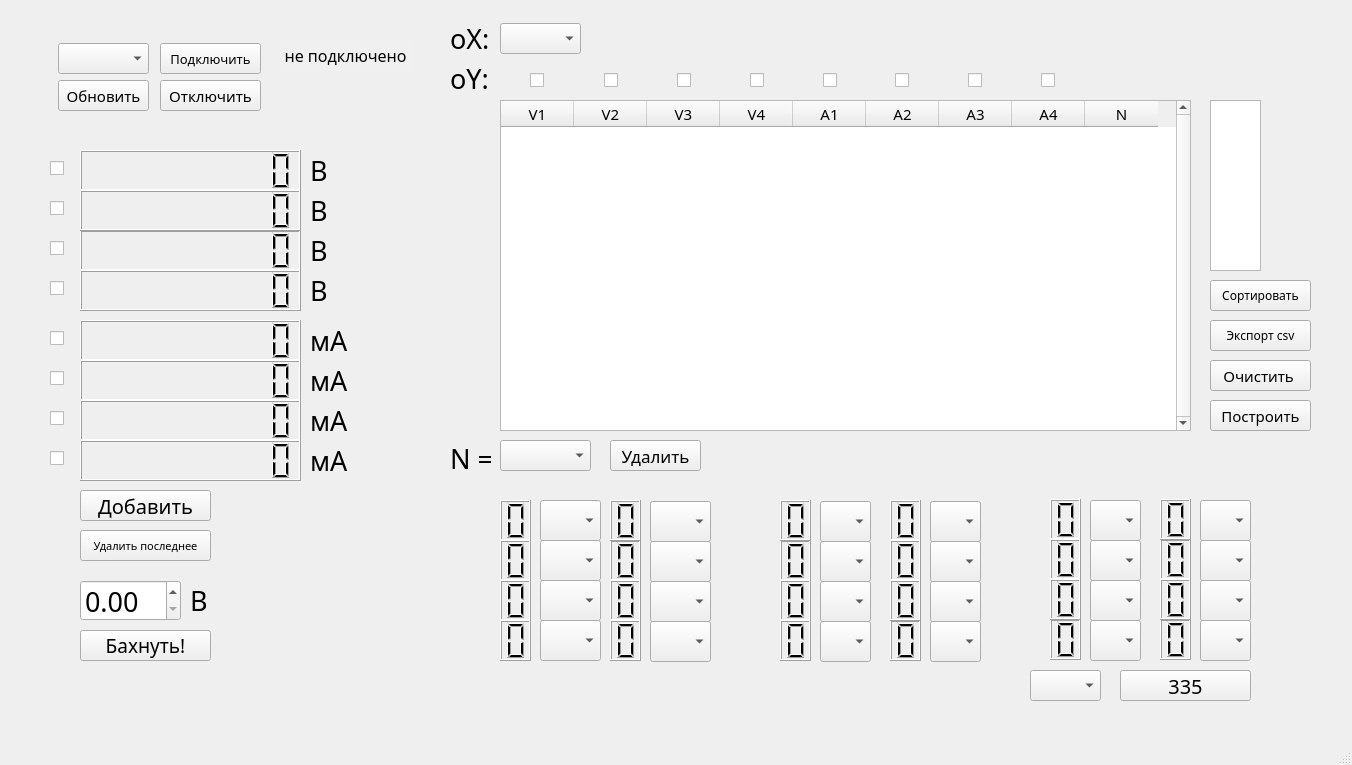
Qt form interface.ui (KejLater/lab_stand) before a commit.
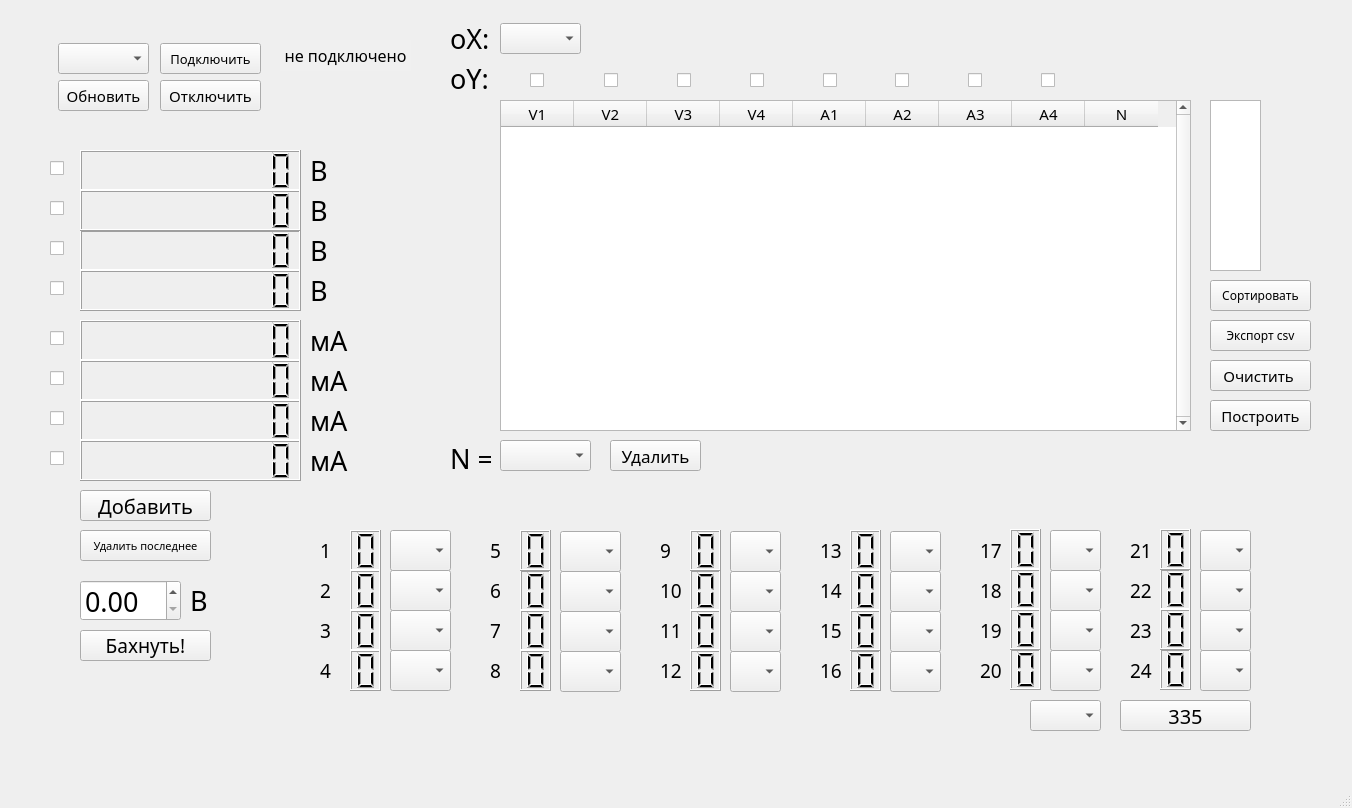
The same form after that commit.

```diff
--- a/interface.ui
+++ b/interface.ui
@@ -7,7 +7,7 @@
     <x>0</x>
     <y>0</y>
     <width>1352</width>
-    <height>765</height>
+    <height>808</height>
    </rect>
   </property>
   <property name="sizePolicy">
@@ -1681,8 +1681,8 @@
    <widget class="QLCDNumber" name="lcd_io_0">
     <property name="geometry">
      <rect>
-      <x>500</x>
-      <y>500</y>
+      <x>350</x>
+      <y>530</y>
       <width>31</width>
       <height>41</height>
      </rect>
@@ -1704,8 +1704,8 @@
    <widget class="QLCDNumber" name="lcd_io_1">
     <property name="geometry">
      <rect>
-      <x>500</x>
-      <y>540</y>
+      <x>350</x>
+      <y>570</y>
       <width>31</width>
       <height>41</height>
      </rect>
@@ -1727,8 +1727,8 @@
    <widget class="QLCDNumber" name="lcd_io_2">
     <property name="geometry">
      <rect>
-      <x>500</x>
-      <y>580</y>
+      <x>350</x>
+      <y>610</y>
       <width>31</width>
       <height>41</height>
      </rect>
@@ -1750,8 +1750,8 @@
    <widget class="QLCDNumber" name="lcd_io_3">
     <property name="geometry">
      <rect>
-      <x>500</x>
-      <y>620</y>
+      <x>350</x>
+      <y>650</y>
       <width>31</width>
       <height>41</height>
      </rect>
@@ -1774,7 +1774,7 @@
     <property name="geometry">
      <rect>
       <x>1120</x>
-      <y>670</y>
+      <y>700</y>
       <width>131</width>
       <height>31</height>
      </rect>
@@ -1793,8 +1793,8 @@
    <widget class="QComboBox" name="io_0_list">
     <property name="geometry">
      <rect>
-      <x>540</x>
-      <y>500</y>
+      <x>390</x>
+      <y>530</y>
       <width>61</width>
       <height>41</height>
      </rect>
@@ -1810,8 +1810,8 @@
    <widget class="QComboBox" name="io_1_list">
     <property name="geometry">
      <rect>
-      <x>540</x>
-      <y>540</y>
+      <x>390</x>
+      <y>570</y>
       <width>61</width>
       <height>41</height>
      </rect>
@@ -1827,8 +1827,8 @@
    <widget class="QComboBox" name="io_2_list">
     <property name="geometry">
      <rect>
-      <x>540</x>
-      <y>580</y>
+      <x>390</x>
+      <y>610</y>
       <width>61</width>
       <height>41</height>
      </rect>
@@ -1844,8 +1844,8 @@
    <widget class="QComboBox" name="io_3_list">
     <property name="geometry">
      <rect>
-      <x>540</x>
-      <y>620</y>
+      <x>390</x>
+      <y>650</y>
       <width>61</width>
       <height>41</height>
      </rect>
@@ -1861,8 +1861,8 @@
    <widget class="QLCDNumber" name="lcd_io_5">
     <property name="geometry">
      <rect>
-      <x>610</x>
-      <y>540</y>
+      <x>520</x>
+      <y>570</y>
       <width>31</width>
       <height>41</height>
      </rect>
@@ -1884,8 +1884,8 @@
    <widget class="QLCDNumber" name="lcd_io_4">
     <property name="geometry">
      <rect>
-      <x>610</x>
-      <y>500</y>
+      <x>520</x>
+      <y>530</y>
       <width>31</width>
       <height>41</height>
      </rect>
@@ -1907,8 +1907,8 @@
    <widget class="QLCDNumber" name="lcd_io_6">
     <property name="geometry">
      <rect>
-      <x>610</x>
-      <y>580</y>
+      <x>520</x>
+      <y>610</y>
       <width>31</width>
       <height>41</height>
      </rect>
@@ -1930,8 +1930,8 @@
    <widget class="QComboBox" name="io_5_list">
     <property name="geometry">
      <rect>
-      <x>650</x>
-      <y>541</y>
+      <x>560</x>
+      <y>571</y>
       <width>61</width>
       <height>41</height>
      </rect>
@@ -1947,8 +1947,8 @@
    <widget class="QComboBox" name="io_4_list">
     <property name="geometry">
      <rect>
-      <x>650</x>
-      <y>501</y>
+      <x>560</x>
+      <y>531</y>
       <width>61</width>
       <height>41</height>
      </rect>
@@ -1964,8 +1964,8 @@
    <widget class="QComboBox" name="io_6_list">
     <property name="geometry">
      <rect>
-      <x>650</x>
-      <y>581</y>
+      <x>560</x>
+      <y>611</y>
       <width>61</width>
       <height>41</height>
      </rect>
@@ -1981,8 +1981,8 @@
    <widget class="QLCDNumber" name="lcd_io_7">
     <property name="geometry">
      <rect>
-      <x>610</x>
-      <y>620</y>
+      <x>520</x>
+      <y>650</y>
       <width>31</width>
       <height>41</height>
      </rect>
@@ -2004,8 +2004,8 @@
    <widget class="QComboBox" name="io_7_list">
     <property name="geometry">
      <rect>
-      <x>650</x>
-      <y>621</y>
+      <x>560</x>
+      <y>651</y>
       <width>61</width>
       <height>41</height>
      </rect>
@@ -2021,8 +2021,8 @@
    <widget class="QLCDNumber" name="lcd_io_12">
     <property name="geometry">
      <rect>
-      <x>890</x>
-      <y>500</y>
+      <x>850</x>
+      <y>530</y>
       <width>31</width>
       <height>41</height>
      </rect>
@@ -2044,8 +2044,8 @@
    <widget class="QLCDNumber" name="lcd_io_9">
     <property name="geometry">
      <rect>
-      <x>780</x>
-      <y>540</y>
+      <x>690</x>
+      <y>570</y>
       <width>31</width>
       <height>41</height>
      </rect>
@@ -2067,8 +2067,8 @@
    <widget class="QLCDNumber" name="lcd_io_13">
     <property name="geometry">
      <rect>
-      <x>890</x>
-      <y>540</y>
+      <x>850</x>
+      <y>570</y>
       <width>31</width>
       <height>41</height>
      </rect>
@@ -2090,8 +2090,8 @@
    <widget class="QLCDNumber" name="lcd_io_8">
     <property name="geometry">
      <rect>
-      <x>780</x>
-      <y>500</y>
+      <x>690</x>
+      <y>530</y>
       <width>31</width>
       <height>41</height>
      </rect>
@@ -2113,8 +2113,8 @@
    <widget class="QComboBox" name="io_12_list">
     <property name="geometry">
      <rect>
-      <x>930</x>
-      <y>501</y>
+      <x>890</x>
+      <y>531</y>
       <width>51</width>
       <height>41</height>
      </rect>
@@ -2130,8 +2130,8 @@
    <widget class="QLCDNumber" name="lcd_io_15">
     <property name="geometry">
      <rect>
-      <x>890</x>
-      <y>620</y>
+      <x>850</x>
+      <y>650</y>
       <width>31</width>
       <height>41</height>
      </rect>
@@ -2153,8 +2153,8 @@
    <widget class="QLCDNumber" name="lcd_io_10">
     <property name="geometry">
      <rect>
-      <x>780</x>
-      <y>580</y>
+      <x>690</x>
+      <y>610</y>
       <width>31</width>
       <height>41</height>
      </rect>
@@ -2176,8 +2176,8 @@
    <widget class="QComboBox" name="io_9_list">
     <property name="geometry">
      <rect>
-      <x>820</x>
-      <y>541</y>
+      <x>730</x>
+      <y>571</y>
       <width>51</width>
       <height>41</height>
      </rect>
@@ -2193,8 +2193,8 @@
    <widget class="QComboBox" name="io_13_list">
     <property name="geometry">
      <rect>
-      <x>930</x>
-      <y>541</y>
+      <x>890</x>
+      <y>571</y>
       <width>51</width>
       <height>41</height>
      </rect>
@@ -2210,8 +2210,8 @@
    <widget class="QComboBox" name="io_15_list">
     <property name="geometry">
      <rect>
-      <x>930</x>
-      <y>621</y>
+      <x>890</x>
+      <y>651</y>
       <width>51</width>
       <height>41</height>
      </rect>
@@ -2227,8 +2227,8 @@
    <widget class="QComboBox" name="io_8_list">
     <property name="geometry">
      <rect>
-      <x>820</x>
-      <y>501</y>
+      <x>730</x>
+      <y>531</y>
       <width>51</width>
       <height>41</height>
      </rect>
@@ -2244,8 +2244,8 @@
    <widget class="QComboBox" name="io_10_list">
     <property name="geometry">
      <rect>
-      <x>820</x>
-      <y>581</y>
+      <x>730</x>
+      <y>611</y>
       <width>51</width>
       <height>41</height>
      </rect>
@@ -2261,8 +2261,8 @@
    <widget class="QLCDNumber" name="lcd_io_11">
     <property name="geometry">
      <rect>
-      <x>780</x>
-      <y>620</y>
+      <x>690</x>
+      <y>650</y>
       <width>31</width>
       <height>41</height>
      </rect>
@@ -2284,8 +2284,8 @@
    <widget class="QComboBox" name="io_11_list">
     <property name="geometry">
      <rect>
-      <x>820</x>
-      <y>621</y>
+      <x>730</x>
+      <y>651</y>
       <width>51</width>
       <height>41</height>
      </rect>
@@ -2301,8 +2301,8 @@
    <widget class="QComboBox" name="io_14_list">
     <property name="geometry">
      <rect>
-      <x>930</x>
-      <y>581</y>
+      <x>890</x>
+      <y>611</y>
       <width>51</width>
       <height>41</height>
      </rect>
@@ -2318,8 +2318,8 @@
    <widget class="QLCDNumber" name="lcd_io_14">
     <property name="geometry">
      <rect>
-      <x>890</x>
-      <y>580</y>
+      <x>850</x>
+      <y>610</y>
       <width>31</width>
       <height>41</height>
      </rect>
@@ -2342,7 +2342,7 @@
     <property name="geometry">
      <rect>
       <x>1160</x>
-      <y>619</y>
+      <y>649</y>
       <width>31</width>
       <height>41</height>
      </rect>
@@ -2364,8 +2364,8 @@
    <widget class="QLCDNumber" name="lcd_io_16">
     <property name="geometry">
      <rect>
-      <x>1050</x>
-      <y>499</y>
+      <x>1010</x>
+      <y>529</y>
       <width>31</width>
       <height>41</height>
      </rect>
@@ -2387,8 +2387,8 @@
    <widget class="QComboBox" name="io_18_list">
     <property name="geometry">
      <rect>
-      <x>1090</x>
-      <y>580</y>
+      <x>1050</x>
+      <y>610</y>
       <width>51</width>
       <height>41</height>
      </rect>
@@ -2405,7 +2405,7 @@
     <property name="geometry">
      <rect>
       <x>1160</x>
-      <y>539</y>
+      <y>569</y>
       <width>31</width>
       <height>41</height>
      </rect>
@@ -2428,7 +2428,7 @@
     <property name="geometry">
      <rect>
       <x>1200</x>
-      <y>540</y>
+      <y>570</y>
       <width>51</width>
       <height>41</height>
      </rect>
@@ -2444,8 +2444,8 @@
    <widget class="QComboBox" name="io_19_list">
     <property name="geometry">
      <rect>
-      <x>1090</x>
-      <y>620</y>
+      <x>1050</x>
+      <y>650</y>
       <width>51</width>
       <height>41</height>
      </rect>
@@ -2462,7 +2462,7 @@
     <property name="geometry">
      <rect>
       <x>1200</x>
-      <y>580</y>
+      <y>610</y>
       <width>51</width>
       <height>41</height>
      </rect>
@@ -2478,8 +2478,8 @@
    <widget class="QLCDNumber" name="lcd_io_17">
     <property name="geometry">
      <rect>
-      <x>1050</x>
-      <y>539</y>
+      <x>1010</x>
+      <y>569</y>
       <width>31</width>
       <height>41</height>
      </rect>
@@ -2501,8 +2501,8 @@
    <widget class="QLCDNumber" name="lcd_io_19">
     <property name="geometry">
      <rect>
-      <x>1050</x>
-      <y>619</y>
+      <x>1010</x>
+      <y>649</y>
       <width>31</width>
       <height>41</height>
      </rect>
@@ -2525,7 +2525,7 @@
     <property name="geometry">
      <rect>
       <x>1200</x>
-      <y>620</y>
+      <y>650</y>
       <width>51</width>
       <height>41</height>
      </rect>
@@ -2541,8 +2541,8 @@
    <widget class="QComboBox" name="io_16_list">
     <property name="geometry">
      <rect>
-      <x>1090</x>
-      <y>500</y>
+      <x>1050</x>
+      <y>530</y>
       <width>51</width>
       <height>41</height>
      </rect>
@@ -2559,7 +2559,7 @@
     <property name="geometry">
      <rect>
       <x>1160</x>
-      <y>499</y>
+      <y>529</y>
       <width>31</width>
       <height>41</height>
      </rect>
@@ -2582,7 +2582,7 @@
     <property name="geometry">
      <rect>
       <x>1200</x>
-      <y>500</y>
+      <y>530</y>
       <width>51</width>
       <height>41</height>
      </rect>
@@ -2599,7 +2599,7 @@
     <property name="geometry">
      <rect>
       <x>1160</x>
-      <y>579</y>
+      <y>609</y>
       <width>31</width>
       <height>41</height>
      </rect>
@@ -2621,8 +2621,8 @@
    <widget class="QLCDNumber" name="lcd_io_18">
     <property name="geometry">
      <rect>
-      <x>1050</x>
-      <y>579</y>
+      <x>1010</x>
+      <y>609</y>
       <width>31</width>
       <height>41</height>
      </rect>
@@ -2644,8 +2644,8 @@
    <widget class="QComboBox" name="io_17_list">
     <property name="geometry">
      <rect>
-      <x>1090</x>
-      <y>540</y>
+      <x>1050</x>
+      <y>570</y>
       <width>51</width>
       <height>41</height>
      </rect>
@@ -2662,7 +2662,7 @@
     <property name="geometry">
      <rect>
       <x>1030</x>
-      <y>670</y>
+      <y>700</y>
       <width>71</width>
       <height>31</height>
      </rect>
@@ -2728,6 +2728,318 @@
      <bool>false</bool>
     </property>
    </widget>
+   <widget class="QLabel" name="label">
+    <property name="geometry">
+     <rect>
+      <x>320</x>
+      <y>530</y>
+      <width>31</width>
+      <height>41</height>
+     </rect>
+    </property>
+    <property name="text">
+     <string>&lt;html&gt;&lt;head/&gt;&lt;body&gt;&lt;p&gt;&lt;span style=&quot; font-size:14pt;&quot;&gt;1&lt;/span&gt;&lt;/p&gt;&lt;/body&gt;&lt;/html&gt;</string>
+    </property>
+   </widget>
+   <widget class="QLabel" name="label_2">
+    <property name="geometry">
+     <rect>
+      <x>320</x>
+      <y>570</y>
+      <width>31</width>
+      <height>41</height>
+     </rect>
+    </property>
+    <property name="text">
+     <string>&lt;html&gt;&lt;head/&gt;&lt;body&gt;&lt;p&gt;&lt;span style=&quot; font-size:14pt;&quot;&gt;2&lt;/span&gt;&lt;/p&gt;&lt;/body&gt;&lt;/html&gt;</string>
+    </property>
+   </widget>
+   <widget class="QLabel" name="label_3">
+    <property name="geometry">
+     <rect>
+      <x>320</x>
+      <y>610</y>
+      <width>31</width>
+      <height>41</height>
+     </rect>
+    </property>
+    <property name="text">
+     <string>&lt;html&gt;&lt;head/&gt;&lt;body&gt;&lt;p&gt;&lt;span style=&quot; font-size:14pt;&quot;&gt;3&lt;/span&gt;&lt;/p&gt;&lt;/body&gt;&lt;/html&gt;</string>
+    </property>
+   </widget>
+   <widget class="QLabel" name="label_4">
+    <property name="geometry">
+     <rect>
+      <x>320</x>
+      <y>650</y>
+      <width>31</width>
+      <height>41</height>
+     </rect>
+    </property>
+    <property name="text">
+     <string>&lt;html&gt;&lt;head/&gt;&lt;body&gt;&lt;p&gt;&lt;span style=&quot; font-size:14pt;&quot;&gt;4&lt;/span&gt;&lt;/p&gt;&lt;/body&gt;&lt;/html&gt;</string>
+    </property>
+   </widget>
+   <widget class="QLabel" name="label_5">
+    <property name="geometry">
+     <rect>
+      <x>490</x>
+      <y>650</y>
+      <width>31</width>
+      <height>41</height>
+     </rect>
+    </property>
+    <property name="text">
+     <string>&lt;html&gt;&lt;head/&gt;&lt;body&gt;&lt;p&gt;&lt;span style=&quot; font-size:14pt;&quot;&gt;8&lt;/span&gt;&lt;/p&gt;&lt;/body&gt;&lt;/html&gt;</string>
+    </property>
+   </widget>
+   <widget class="QLabel" name="label_6">
+    <property name="geometry">
+     <rect>
+      <x>490</x>
+      <y>610</y>
+      <width>31</width>
+      <height>41</height>
+     </rect>
+    </property>
+    <property name="text">
+     <string>&lt;html&gt;&lt;head/&gt;&lt;body&gt;&lt;p&gt;&lt;span style=&quot; font-size:14pt;&quot;&gt;7&lt;/span&gt;&lt;/p&gt;&lt;/body&gt;&lt;/html&gt;</string>
+    </property>
+   </widget>
+   <widget class="QLabel" name="label_7">
+    <property name="geometry">
+     <rect>
+      <x>490</x>
+      <y>530</y>
+      <width>31</width>
+      <height>41</height>
+     </rect>
+    </property>
+    <property name="text">
+     <string>&lt;html&gt;&lt;head/&gt;&lt;body&gt;&lt;p&gt;&lt;span style=&quot; font-size:14pt;&quot;&gt;5&lt;/span&gt;&lt;/p&gt;&lt;/body&gt;&lt;/html&gt;</string>
+    </property>
+   </widget>
+   <widget class="QLabel" name="label_8">
+    <property name="geometry">
+     <rect>
+      <x>490</x>
+      <y>570</y>
+      <width>31</width>
+      <height>41</height>
+     </rect>
+    </property>
+    <property name="text">
+     <string>&lt;html&gt;&lt;head/&gt;&lt;body&gt;&lt;p&gt;&lt;span style=&quot; font-size:14pt;&quot;&gt;6&lt;/span&gt;&lt;/p&gt;&lt;/body&gt;&lt;/html&gt;</string>
+    </property>
+   </widget>
+   <widget class="QLabel" name="label_9">
+    <property name="geometry">
+     <rect>
+      <x>660</x>
+      <y>570</y>
+      <width>31</width>
+      <height>41</height>
+     </rect>
+    </property>
+    <property name="text">
+     <string>&lt;html&gt;&lt;head/&gt;&lt;body&gt;&lt;p&gt;&lt;span style=&quot; font-size:14pt;&quot;&gt;10&lt;/span&gt;&lt;/p&gt;&lt;/body&gt;&lt;/html&gt;</string>
+    </property>
+   </widget>
+   <widget class="QLabel" name="label_10">
+    <property name="geometry">
+     <rect>
+      <x>660</x>
+      <y>530</y>
+      <width>31</width>
+      <height>41</height>
+     </rect>
+    </property>
+    <property name="text">
+     <string>&lt;html&gt;&lt;head/&gt;&lt;body&gt;&lt;p&gt;&lt;span style=&quot; font-size:14pt;&quot;&gt;9&lt;/span&gt;&lt;/p&gt;&lt;/body&gt;&lt;/html&gt;</string>
+    </property>
+   </widget>
+   <widget class="QLabel" name="label_11">
+    <property name="geometry">
+     <rect>
+      <x>660</x>
+      <y>650</y>
+      <width>31</width>
+      <height>41</height>
+     </rect>
+    </property>
+    <property name="text">
+     <string>&lt;html&gt;&lt;head/&gt;&lt;body&gt;&lt;p&gt;&lt;span style=&quot; font-size:14pt;&quot;&gt;12&lt;/span&gt;&lt;/p&gt;&lt;/body&gt;&lt;/html&gt;</string>
+    </property>
+   </widget>
+   <widget class="QLabel" name="label_12">
+    <property name="geometry">
+     <rect>
+      <x>660</x>
+      <y>610</y>
+      <width>31</width>
+      <height>41</height>
+     </rect>
+    </property>
+    <property name="text">
+     <string>&lt;html&gt;&lt;head/&gt;&lt;body&gt;&lt;p&gt;&lt;span style=&quot; font-size:14pt;&quot;&gt;11&lt;/span&gt;&lt;/p&gt;&lt;/body&gt;&lt;/html&gt;</string>
+    </property>
+   </widget>
+   <widget class="QLabel" name="label_13">
+    <property name="geometry">
+     <rect>
+      <x>820</x>
+      <y>570</y>
+      <width>31</width>
+      <height>41</height>
+     </rect>
+    </property>
+    <property name="text">
+     <string>&lt;html&gt;&lt;head/&gt;&lt;body&gt;&lt;p&gt;&lt;span style=&quot; font-size:14pt;&quot;&gt;14&lt;/span&gt;&lt;/p&gt;&lt;/body&gt;&lt;/html&gt;</string>
+    </property>
+   </widget>
+   <widget class="QLabel" name="label_14">
+    <property name="geometry">
+     <rect>
+      <x>820</x>
+      <y>610</y>
+      <width>31</width>
+      <height>41</height>
+     </rect>
+    </property>
+    <property name="text">
+     <string>&lt;html&gt;&lt;head/&gt;&lt;body&gt;&lt;p&gt;&lt;span style=&quot; font-size:14pt;&quot;&gt;15&lt;/span&gt;&lt;/p&gt;&lt;/body&gt;&lt;/html&gt;</string>
+    </property>
+   </widget>
+   <widget class="QLabel" name="label_15">
+    <property name="geometry">
+     <rect>
+      <x>820</x>
+      <y>650</y>
+      <width>31</width>
+      <height>41</height>
+     </rect>
+    </property>
+    <property name="text">
+     <string>&lt;html&gt;&lt;head/&gt;&lt;body&gt;&lt;p&gt;&lt;span style=&quot; font-size:14pt;&quot;&gt;16&lt;/span&gt;&lt;/p&gt;&lt;/body&gt;&lt;/html&gt;</string>
+    </property>
+   </widget>
+   <widget class="QLabel" name="label_16">
+    <property name="geometry">
+     <rect>
+      <x>820</x>
+      <y>530</y>
+      <width>31</width>
+      <height>41</height>
+     </rect>
+    </property>
+    <property name="text">
+     <string>&lt;html&gt;&lt;head/&gt;&lt;body&gt;&lt;p&gt;&lt;span style=&quot; font-size:14pt;&quot;&gt;13&lt;/span&gt;&lt;/p&gt;&lt;/body&gt;&lt;/html&gt;</string>
+    </property>
+   </widget>
+   <widget class="QLabel" name="label_17">
+    <property name="geometry">
+     <rect>
+      <x>980</x>
+      <y>570</y>
+      <width>31</width>
+      <height>41</height>
+     </rect>
+    </property>
+    <property name="text">
+     <string>&lt;html&gt;&lt;head/&gt;&lt;body&gt;&lt;p&gt;&lt;span style=&quot; font-size:14pt;&quot;&gt;18&lt;/span&gt;&lt;/p&gt;&lt;/body&gt;&lt;/html&gt;</string>
+    </property>
+   </widget>
+   <widget class="QLabel" name="label_18">
+    <property name="geometry">
+     <rect>
+      <x>980</x>
+      <y>610</y>
+      <width>31</width>
+      <height>41</height>
+     </rect>
+    </property>
+    <property name="text">
+     <string>&lt;html&gt;&lt;head/&gt;&lt;body&gt;&lt;p&gt;&lt;span style=&quot; font-size:14pt;&quot;&gt;19&lt;/span&gt;&lt;/p&gt;&lt;/body&gt;&lt;/html&gt;</string>
+    </property>
+   </widget>
+   <widget class="QLabel" name="label_19">
+    <property name="geometry">
+     <rect>
+      <x>980</x>
+      <y>530</y>
+      <width>31</width>
+      <height>41</height>
+     </rect>
+    </property>
+    <property name="text">
+     <string>&lt;html&gt;&lt;head/&gt;&lt;body&gt;&lt;p&gt;&lt;span style=&quot; font-size:14pt;&quot;&gt;17&lt;/span&gt;&lt;/p&gt;&lt;/body&gt;&lt;/html&gt;</string>
+    </property>
+   </widget>
+   <widget class="QLabel" name="label_20">
+    <property name="geometry">
+     <rect>
+      <x>980</x>
+      <y>650</y>
+      <width>31</width>
+      <height>41</height>
+     </rect>
+    </property>
+    <property name="text">
+     <string>&lt;html&gt;&lt;head/&gt;&lt;body&gt;&lt;p&gt;&lt;span style=&quot; font-size:14pt;&quot;&gt;20&lt;/span&gt;&lt;/p&gt;&lt;/body&gt;&lt;/html&gt;</string>
+    </property>
+   </widget>
+   <widget class="QLabel" name="label_21">
+    <property name="geometry">
+     <rect>
+      <x>1130</x>
+      <y>650</y>
+      <width>31</width>
+      <height>41</height>
+     </rect>
+    </property>
+    <property name="text">
+     <string>&lt;html&gt;&lt;head/&gt;&lt;body&gt;&lt;p&gt;&lt;span style=&quot; font-size:14pt;&quot;&gt;24&lt;/span&gt;&lt;/p&gt;&lt;/body&gt;&lt;/html&gt;</string>
+    </property>
+   </widget>
+   <widget class="QLabel" name="label_22">
+    <property name="geometry">
+     <rect>
+      <x>1130</x>
+      <y>610</y>
+      <width>31</width>
+      <height>41</height>
+     </rect>
+    </property>
+    <property name="text">
+     <string>&lt;html&gt;&lt;head/&gt;&lt;body&gt;&lt;p&gt;&lt;span style=&quot; font-size:14pt;&quot;&gt;23&lt;/span&gt;&lt;/p&gt;&lt;/body&gt;&lt;/html&gt;</string>
+    </property>
+   </widget>
+   <widget class="QLabel" name="label_23">
+    <property name="geometry">
+     <rect>
+      <x>1130</x>
+      <y>530</y>
+      <width>31</width>
+      <height>41</height>
+     </rect>
+    </property>
+    <property name="text">
+     <string>&lt;html&gt;&lt;head/&gt;&lt;body&gt;&lt;p&gt;&lt;span style=&quot; font-size:14pt;&quot;&gt;21&lt;/span&gt;&lt;/p&gt;&lt;/body&gt;&lt;/html&gt;</string>
+    </property>
+   </widget>
+   <widget class="QLabel" name="label_24">
+    <property name="geometry">
+     <rect>
+      <x>1130</x>
+      <y>570</y>
+      <width>31</width>
+      <height>41</height>
+     </rect>
+    </property>
+    <property name="text">
+     <string>&lt;html&gt;&lt;head/&gt;&lt;body&gt;&lt;p&gt;&lt;span style=&quot; font-size:14pt;&quot;&gt;22&lt;/span&gt;&lt;/p&gt;&lt;/body&gt;&lt;/html&gt;</string>
+    </property>
+   </widget>
   </widget>
   <widget class="QMenuBar" name="menubar">
    <property name="geometry">
```
Left out of the diff: 2 changed lines with no effect on the pictures.
